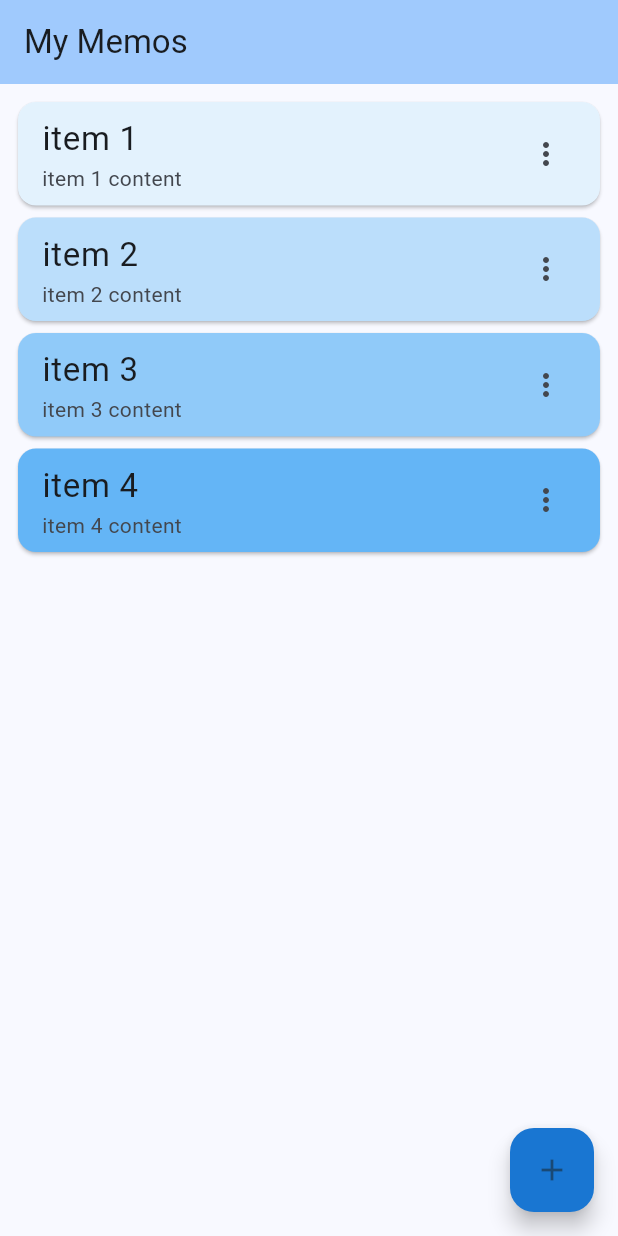
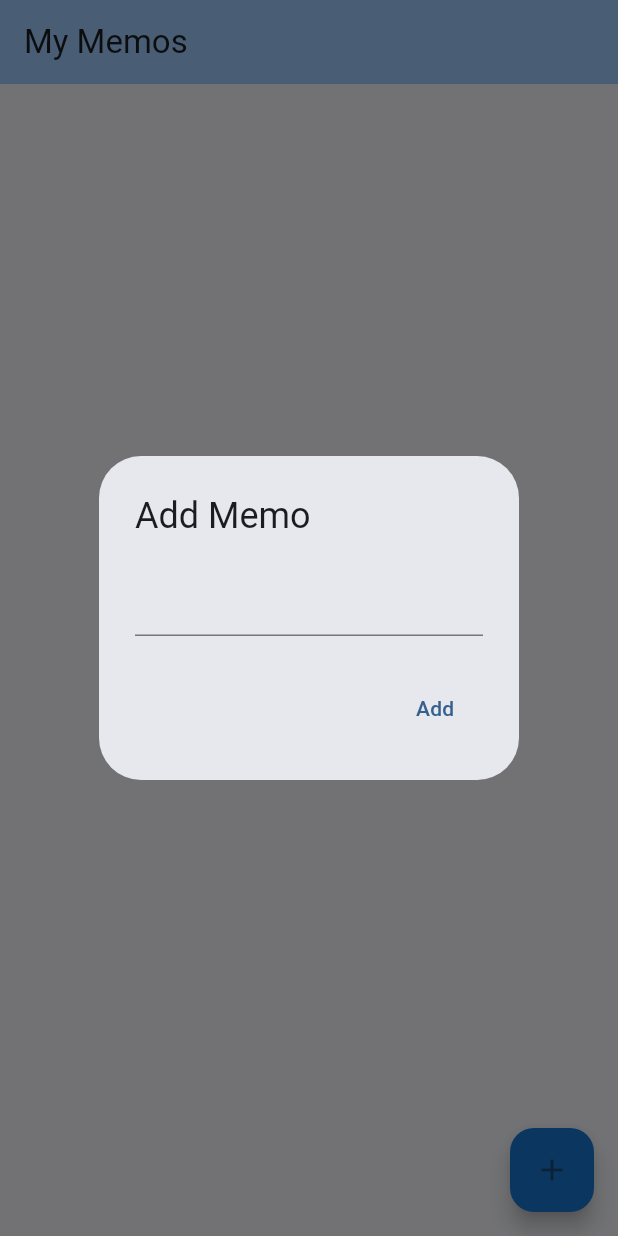
Before and after one commit to chshin0225/flutter_memo_app, a Flutter app: the screen it shows after launch, after a tap on the "add" icon, on a phone screen of 412 x 824 dp. Run offline on Flutter 3.47's test engine with Material 2 defaults, Android fonts, the phone set to English and light mode, and no system bars.

Commit message:
feat: add memo creating feature

```diff
--- a/lib/constants/colors.dart
+++ b/lib/constants/colors.dart
@@ -0,0 +1 @@
+import 'package:flutter/material.dart';
--- a/lib/main.dart
+++ b/lib/main.dart
@@ -5,7 +5,7 @@ void main() {
 }
 
 class MyApp extends StatelessWidget {
-  const MyApp({super.key});
+  const MyApp({Key? key}) : super(key: key);
 
   // This widget is the root of your application.
   @override
@@ -16,13 +16,18 @@ class MyApp extends StatelessWidget {
         colorScheme: ColorScheme.fromSeed(seedColor: Colors.blue),
         useMaterial3: true,
       ),
-      home: const MyHomePage(title: 'My Memos'),
+      initialRoute: '/',
+      routes: {
+        '/': (context) => const MemoListPage(title: 'My Memos'),
+        '/create': (context) => const MemoCreatePage(title: 'Create Memo'),
+        '/detail': (context) => const MemoDetailPage(title: 'Memo'),
+      },
     );
   }
 }
 
-class MyHomePage extends StatefulWidget {
-  const MyHomePage({super.key, required this.title});
+class MemoListPage extends StatefulWidget {
+  const MemoListPage({Key? key, required this.title}) : super(key: key);
 
   // This widget is the home page of your application. It is stateful, meaning
   // that it has a State object (defined below) that contains fields that affect
@@ -36,22 +41,11 @@ class MyHomePage extends StatefulWidget {
   final String title;
 
   @override
-  State<MyHomePage> createState() => _MyHomePageState();
+  State<MemoListPage> createState() => _MemoListPageState();
 }
 
-class _MyHomePageState extends State<MyHomePage> {
-  int _counter = 0;
-
-  void _incrementCounter() {
-    setState(() {
-      // This call to setState tells the Flutter framework that something has
-      // changed in this State, which causes it to rerun the build method below
-      // so that the display can reflect the updated values. If we changed
-      // _counter without calling setState(), then the build method would not be
-      // called again, and so nothing would appear to happen.
-      _counter++;
-    });
-  }
+class _MemoListPageState extends State<MemoListPage> {
+  List<String> memos = [];
 
   @override
   Widget build(BuildContext context) {
@@ -66,50 +60,160 @@ class _MyHomePageState extends State<MyHomePage> {
         backgroundColor: Theme.of(context).colorScheme.inversePrimary,
         title: Text(widget.title),
       ),
-      body: ListView(
-        padding: const EdgeInsets.all(8),
-        children: <Widget>[
-          Card(
+      body: ListView.builder(
+        itemCount: memos.length,
+        itemBuilder: (context, index) {
+          return Card(
             color: Colors.blue[50],
-            child: const ListTile(
-              title: Text('item 1', style: TextStyle(fontSize: 22),),
-              subtitle: Text('item 1 content'),
-              trailing: Icon(Icons.more_vert),
+            child: ListTile(
+              title: Text(memos[index], style: TextStyle(fontSize: 22),),
             ),
-          ),
-          Card(
-            color: Colors.blue[100],
-            child: const ListTile(
-              title: Text('item 2', style: TextStyle(fontSize: 22),),
-              subtitle: Text('item 2 content'),
-              trailing: Icon(Icons.more_vert),
-            ),
-          ),
-          Card(
-            color: Colors.blue[200],
-            child: const ListTile(
-              title: Text('item 3', style: TextStyle(fontSize: 22),),
-              subtitle: Text('item 3 content'),
-              trailing: Icon(Icons.more_vert),
-            ),
-          ),
-          Card(
-            color: Colors.blue[300],
-            child: const ListTile(
-              title: Text('item 4', style: TextStyle(fontSize: 22),),
-              subtitle: Text('item 4 content'),
-              trailing: Icon(Icons.more_vert),
-            ),
-          ),
-        ],
+          );
+        },
       ),
+      // body: ListView(
+      //   padding: const EdgeInsets.all(8),
+      //   children: <Widget>[
+      //     Card(
+      //       color: Colors.blue[50],
+      //       child: const ListTile(
+      //         title: Text('item 1', style: TextStyle(fontSize: 22),),
+      //         subtitle: Text('item 1 content'),
+      //         trailing: Icon(Icons.more_vert),
+      //       ),
+      //     ),
+      //     Card(
+      //       color: Colors.blue[100],
+      //       child: const ListTile(
+      //         title: Text('item 2', style: TextStyle(fontSize: 22),),
+      //         subtitle: Text('item 2 content'),
+      //         trailing: Icon(Icons.more_vert),
+      //       ),
+      //     ),
+      //     Card(
+      //       color: Colors.blue[200],
+      //       child: const ListTile(
+      //         title: Text('item 3', style: TextStyle(fontSize: 22),),
+      //         subtitle: Text('item 3 content'),
+      //         trailing: Icon(Icons.more_vert),
+      //       ),
+      //     ),
+      //     Card(
+      //       color: Colors.blue[300],
+      //       child: const ListTile(
+      //         title: Text('item 4', style: TextStyle(fontSize: 22),),
+      //         subtitle: Text('item 4 content'),
+      //         trailing: Icon(Icons.more_vert),
+      //       ),
+      //     ),
+      //   ],
+      // ),
       floatingActionButton: FloatingActionButton(
         onPressed: () {
-          // Add your onPressed code here!
+          // Navigator.pushNamed(context, '/create');
+          _addMemo(context);
         },
         backgroundColor: Colors.blue[700],
         child: const Icon(Icons.add),
       ),
     );
   }
+
+  void _addMemo(BuildContext context) {
+    showDialog(
+      context: context,
+      builder: (context) {
+        String newMemo = '';
+        return AlertDialog(
+          title: const Text('Add Memo'),
+          content: TextField(
+            onChanged: (value) {
+              newMemo = value;
+            },
+          ),
+          actions: [
+            TextButton(
+              onPressed: () {
+                setState(() {
+                  memos.add(newMemo);
+                });
+                Navigator.pop(context);
+              },
+              child: const Text('Add'),
+            ),
+          ],
+        );
+      },
+    );
+  }
 }
+
+class MemoDetailPage extends StatefulWidget {
+  const MemoDetailPage({Key? key, required this.title}) : super(key: key);
+
+  final String title;
+
+  @override
+  State<MemoDetailPage> createState() => _MemoDetailPageState();
+}
+
+class _MemoDetailPageState extends State<MemoDetailPage> {
+  @override
+  Widget build(BuildContext context) {
+    return Scaffold(
+      appBar: AppBar(
+        backgroundColor: Theme.of(context).colorScheme.inversePrimary,
+        title: Text(widget.title),
+      ),
+    );
+  }
+}
+
+class MemoCreatePage extends StatefulWidget {
+  const MemoCreatePage({Key? key, required this.title}) : super(key: key);
+
+  final String title;
+
+  @override
+  State<MemoCreatePage> createState() => _MemoCreatePageState();
+}
+
+class _MemoCreatePageState extends State<MemoCreatePage> {
+  @override
+  Widget build(BuildContext context) {
+    return Scaffold(
+      appBar: AppBar(
+        backgroundColor: Theme.of(context).colorScheme.inversePrimary,
+        title: Text(widget.title),
+      ),
+      body: const Center(
+        child: Column(
+          children: [
+            SizedBox(
+              width: 300,
+              child: TextField(
+                decoration: InputDecoration(
+                  labelText: 'Title',
+                ),
+              ),
+            ),
+            SizedBox(
+              width: 300,
+              child: TextField(
+                decoration: InputDecoration(
+                  labelText: 'Content',
+                ),
+              ),
+            ),
+            // ElevatedButton(
+            //   onPressed: () {
+            //   },
+            //   child: Text('create memo'),
+            // ),
+          ],
+        ),
+      ),
+
+    );
+  }
+}
```
Also changed, not shown: analysis_options.yaml (+6 -2 lines).
